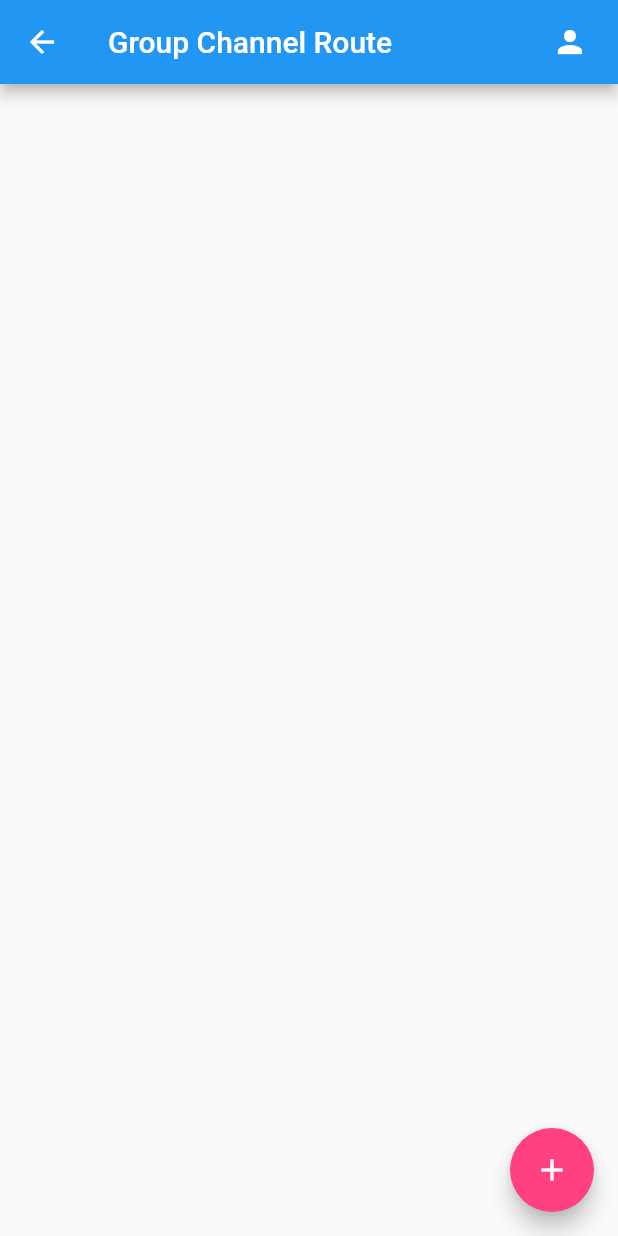
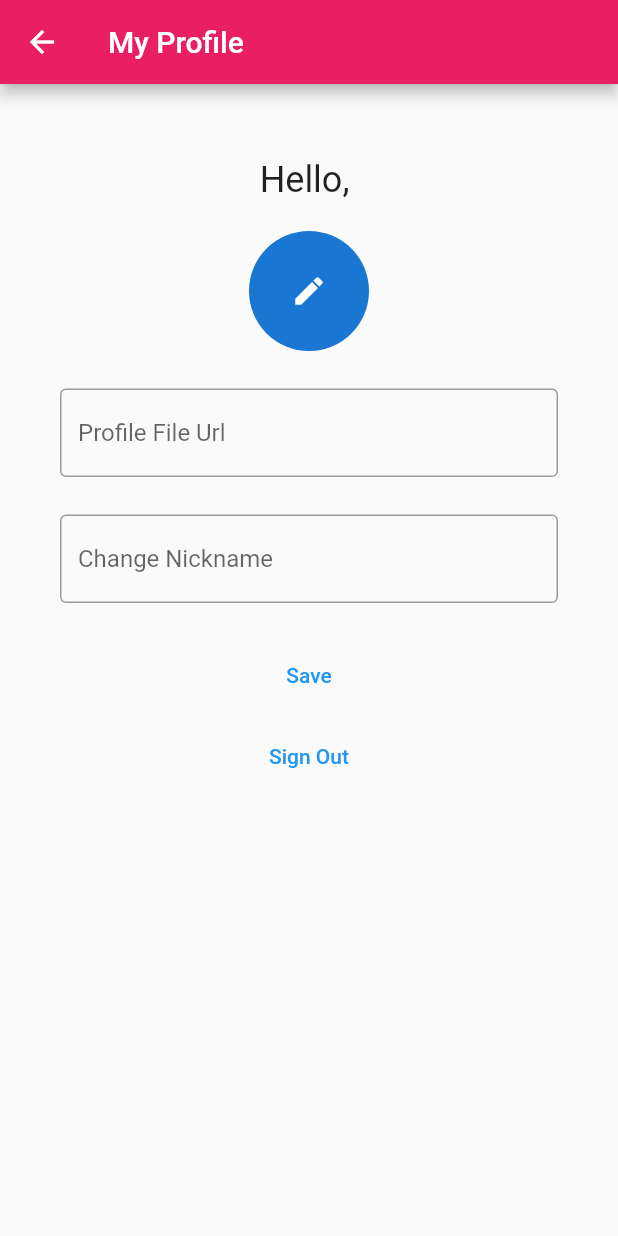
Before and after one commit to haziqkamel/Sendbird-Flutter, a Flutter app: the BasicGroupChannelRoute screen opened by its route, after a tap on the "person" icon, on a phone screen of 412 x 824 dp. Run offline on Flutter 3.47's test engine with Material 2 defaults, Android fonts, the phone set to English and light mode, and no system bars; our stand-ins replace get, image_picker, liquid_pull_to_refresh; missing offline and left inert: sendbird_sdk.

Commit message:
Profile Route

```diff
--- /dev/null
+++ b/lib/plugins/sendbird/user_request.dart
@@ -0,0 +1,35 @@
+import 'dart:io';
+
+import 'package:get/get.dart';
+import 'package:sendbird_flutter/controllers/authentication/authentication_controller.dart';
+import 'package:sendbird_sdk/core/models/file_info.dart';
+
+Future<void> updateUserInfo({
+  String? nickName,
+  File? file,
+  String? fileUrl,
+}) async {
+  final BaseAuth authentication = Get.find<AuthenticationController>();
+  FileInfo? fileInfo;
+
+  try {
+    // If using url
+    if (fileUrl != null && fileUrl != '') {
+      fileInfo = FileInfo.fromUrl(url: fileUrl);
+    } else {
+      if (file == null) {
+        return;
+      }
+      print('Converting file into FileInfo');
+      fileInfo = FileInfo(file: file);
+      print(fileInfo.toJson());
+    }
+
+    await authentication.updateCurrentInfo(
+      nickname: nickName == '' ? null : nickName,
+      file: fileInfo,
+    );
+  } catch (e) {
+    rethrow;
+  }
+}
--- a/lib/routes/get_page_routes.dart
+++ b/lib/routes/get_page_routes.dart
@@ -5,6 +5,7 @@ import 'package:sendbird_flutter/views/basic_example/basic_example_route.dart';
 import 'package:sendbird_flutter/views/basic_example/basic_group_channel_route.dart';
 import 'package:sendbird_flutter/views/features_example/features_example_route.dart';
 import 'package:sendbird_flutter/views/main_route.dart';
+import 'package:sendbird_flutter/views/profile_route.dart';
 import 'package:sendbird_flutter/views/root_route.dart';
 
 final List<GetPage> getPageRoutes = [
@@ -17,4 +18,5 @@ final List<GetPage> getPageRoutes = [
       name: BASIC_GROUP_CHANNEL_ROUTE,
       page: () => const BasicGroupChannelRoute()),
   GetPage(name: CREATE_CHANNEL_ROUTE, page: () => const CreateChannelRoute()),
+  GetPage(name: PROFILE_ROUTE, page: () => const ProfileRoute()),
 ];
--- /dev/null
+++ b/lib/views/profile_route.dart
@@ -0,0 +1,194 @@
+import 'dart:io';
+
+import 'package:flutter/material.dart';
+import 'package:get/get.dart';
+import 'package:image_picker/image_picker.dart';
+import 'package:sendbird_flutter/controllers/authentication/authentication_controller.dart';
+import 'package:sendbird_flutter/plugins/sendbird/user_request.dart';
+import 'package:sendbird_flutter/routes/route_path.dart';
+import 'package:sendbird_flutter/widgets/custom_appbar.dart';
+import 'package:sendbird_flutter/widgets/custom_dialog.dart';
+import 'package:sendbird_flutter/widgets/custom_padding.dart';
+
+class ProfileRoute extends StatefulWidget {
+  const ProfileRoute({Key? key}) : super(key: key);
+
+  @override
+  State<ProfileRoute> createState() => _ProfileRouteState();
+}
+
+class _ProfileRouteState extends State<ProfileRoute> {
+  late final BaseAuth _authentication = Get.find<AuthenticationController>();
+  late final TextEditingController _nameController;
+  late final TextEditingController _fileUrlController;
+  final ImagePicker _imagePicker = ImagePicker();
+
+  @override
+  void initState() {
+    _nameController = TextEditingController();
+    _fileUrlController = TextEditingController();
+    super.initState();
+  }
+
+  @override
+  void dispose() {
+    _nameController.dispose();
+    _fileUrlController.dispose();
+    super.dispose();
+  }
+
+  Widget _nameWidget() {
+    if (_authentication.currentUser?.nickname != null) {
+      return Text(
+        'Hello, ${_authentication.currentUser?.nickname.capitalizeFirst}',
+        style: const TextStyle(fontSize: 24),
+      );
+    } else {
+      return const Text(
+        'Hello!',
+        style: TextStyle(fontSize: 24),
+      );
+    }
+  }
+
+  Future<void> uploadImageProfile() async {
+    try {
+      final profileImage =
+          await _imagePicker.pickImage(source: ImageSource.gallery);
+
+      if (profileImage != null) {
+        print(profileImage.path);
+        await updateUserInfo(file: File(profileImage.path));
+        printInfo(info: 'User profile image successfully updated!');
+        if (mounted) {
+          customDialog(
+            context,
+            title: 'Profile Image has been updated!',
+            type: DialogType.oneButton,
+          );
+        }
+        setState(() {});
+      }
+    } catch (e) {
+      customDialog(
+        context,
+        title: 'Error!',
+        content:
+            'Unable to update image profile, please try profileUrl instead. This is probably due to plugin availability',
+        buttonText1: 'OK',
+        type: DialogType.oneButton,
+      );
+      printError(info: 'Upload image profile failed: $e');
+    }
+  }
+
+  @override
+  Widget build(BuildContext context) {
+    return Scaffold(
+      appBar: customAppBar(
+        title: 'My Profile',
+        includeLeading: false,
+      ),
+      body: SingleChildScrollView(
+        child: customPadding(
+          horizontalPadding: 40,
+          verticalPadding: 50,
+          widget: Column(
+            children: [
+              _nameWidget(),
+              const SizedBox(height: 20),
+              _authentication.currentUser?.profileUrl != null &&
+                      _authentication.currentUser?.profileUrl != ''
+                  ? CircleAvatar(
+                      radius: 40,
+                      backgroundImage: NetworkImage(
+                        _authentication.currentUser!.profileUrl!,
+                      ),
+                      child: SizedBox.expand(
+                        child: IconButton(
+                          alignment: Alignment.bottomRight,
+                          padding: const EdgeInsets.all(4),
+                          onPressed: () async {
+                            await uploadImageProfile();
+                          },
+                          icon: const Icon(Icons.edit),
+                        ),
+                      ),
+                    )
+                  : CircleAvatar(
+                      radius: 40,
+                      child: IconButton(
+                        onPressed: () async {
+                          await uploadImageProfile();
+                        },
+                        icon: const Icon(Icons.edit),
+                      ),
+                    ),
+              const SizedBox(height: 25),
+              TextField(
+                controller: _fileUrlController,
+                decoration: const InputDecoration(
+                  hintText: 'Profile File Url',
+                  border: OutlineInputBorder(
+                    borderSide: BorderSide(color: Colors.grey),
+                  ),
+                ),
+              ),
+              const SizedBox(height: 25),
+              TextField(
+                controller: _nameController,
+                decoration: const InputDecoration(
+                  hintText: 'Change Nickname',
+                  border: OutlineInputBorder(
+                    borderSide: BorderSide(color: Colors.grey),
+                  ),
+                ),
+              ),
+              const SizedBox(height: 24),
+              TextButton(
+                onPressed: () async {
+                  try {
+                    await updateUserInfo(
+                      nickName: _nameController.value.text,
+                      fileUrl: _fileUrlController.value.text,
+                    );
+                    setState(() {});
+
+                    if (!mounted) {
+                      return;
+                    }
+                    _nameController.clear();
+                    _fileUrlController.clear();
+                    FocusScope.of(context).unfocus();
+                    customDialog(
+                      context,
+                      title: 'Info',
+                      content: 'User Info has changed',
+                      buttonText1: 'OK',
+                      type: DialogType.oneButton,
+                    );
+                  } catch (e) {
+                    printError(info: e.toString());
+                  }
+                },
+                child: const Text('Save'),
+              ),
+              const SizedBox(height: 6),
+              TextButton(
+                onPressed: () async {
+                  try {
+                    await _authentication.logout();
+                    Get.offAllNamed(MAIN_ROUTE);
+                  } catch (e) {
+                    printError(info: e.toString());
+                  }
+                },
+                child: const Text('Sign Out'),
+              ),
+            ],
+          ),
+        ),
+      ),
+    );
+  }
+}
--- a/lib/widgets/custom_appbar.dart
+++ b/lib/widgets/custom_appbar.dart
@@ -6,6 +6,7 @@ AppBar customAppBar({
   List<Widget>? actions,
 }) {
   return AppBar(
+    backgroundColor: Colors.pink,
     centerTitle: false,
     leading: includeLeading
         ? const SizedBox.square(
--- a/lib/widgets/custom_padding.dart
+++ b/lib/widgets/custom_padding.dart
@@ -3,10 +3,12 @@ import 'package:flutter/widgets.dart';
 Padding customPadding({
   required Widget widget,
   double horizontalPadding = 20,
+  double? verticalPadding,
 }) {
   return Padding(
     padding: EdgeInsets.symmetric(
       horizontal: horizontalPadding,
+      vertical: verticalPadding ?? 0,
     ),
     child: widget,
   );
--- a/pubspec.yaml
+++ b/pubspec.yaml
@@ -37,6 +37,7 @@ dependencies:
   sendbird_sdk: ^3.1.15
   get: ^4.6.5
   liquid_pull_to_refresh: ^3.0.1
+  image_picker: ^0.8.5+3
 
 dev_dependencies:
   flutter_test:
```
Also changed, not shown: lib/plugins/sendbird/channel_request.dart (renamed from lib/plugins/sendbird/requests.dart), pubspec.lock.
